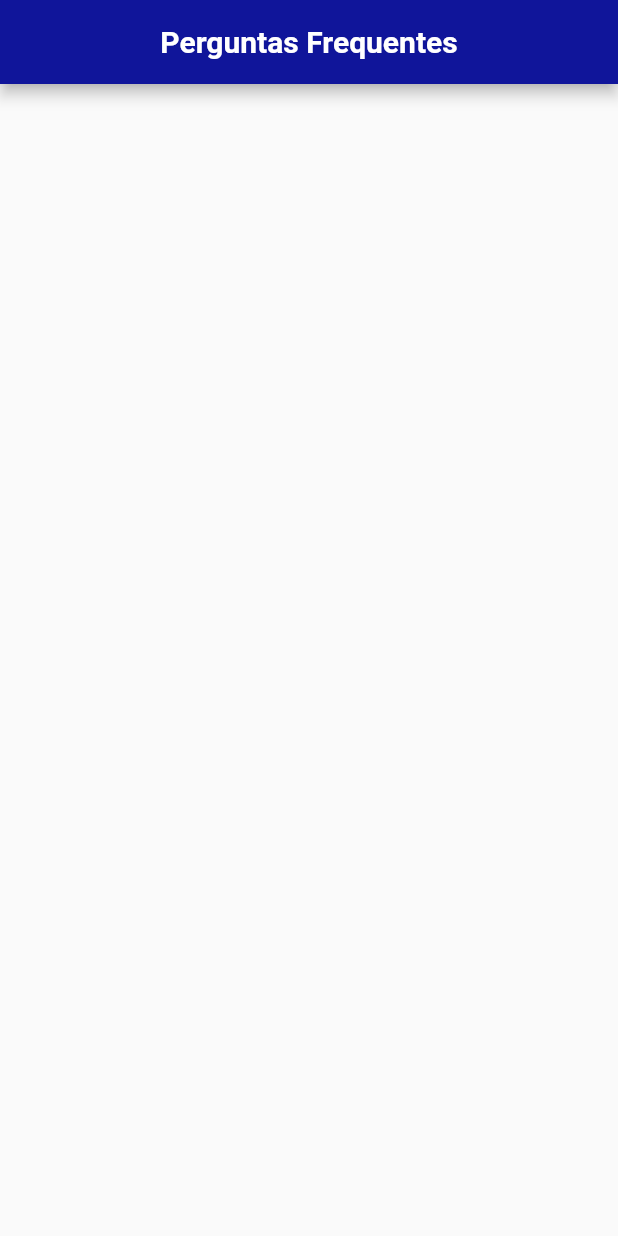
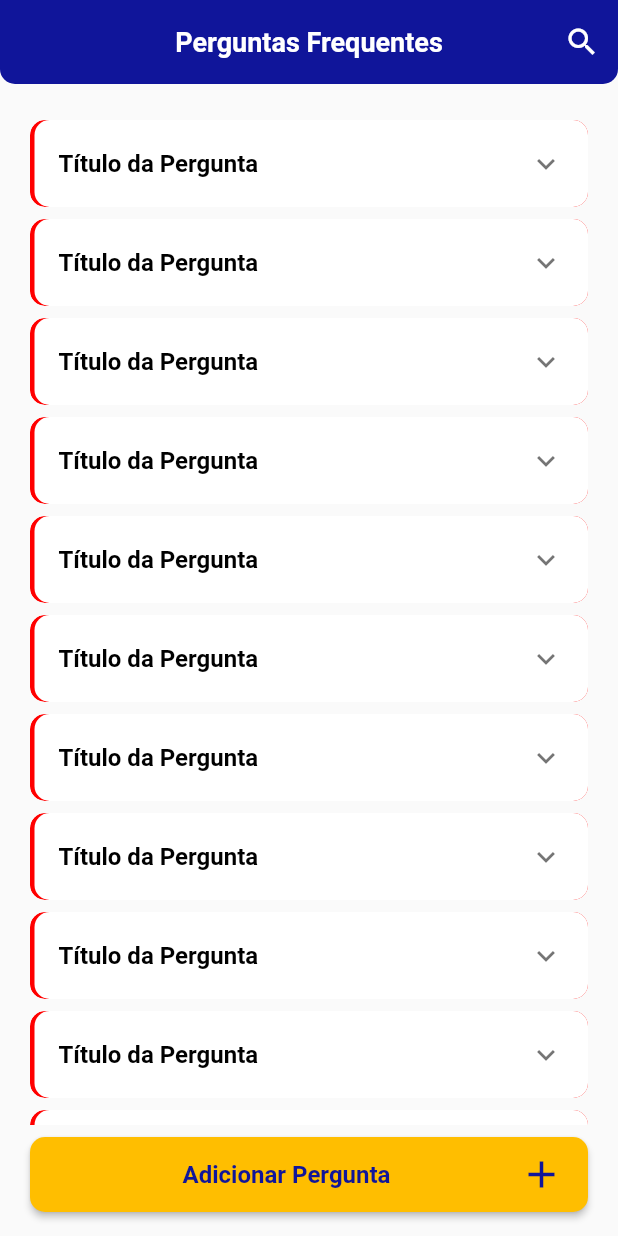
Before and after one commit to julionery/flutter-snowmanlabs-challenge, a Flutter app: the screen it shows after launch, on a phone screen of 412 x 824 dp. Run offline on Flutter 3.47's test engine with Material 2 defaults, Android fonts, the phone set to English and light mode, and no system bars; our stand-ins replace flutter_mobx, flutter_modular, mobx; generated files the repository leaves out were written again.

Commit message:
Finalizando a tela de listagem das questões

```diff
--- a/lang/en.json
+++ b/lang/en.json
@@ -1,5 +1,6 @@
 {
   "home":{
-    "title": "Frequently Asked"
+    "title": "Frequently Asked",
+    "add_button": "Add question"
   }
 }
--- a/lang/pt.json
+++ b/lang/pt.json
@@ -1,5 +1,6 @@
 {
   "home":{
-    "title": "Perguntas Frequentes"
+    "title": "Perguntas Frequentes",
+    "add_button": "Adicionar Pergunta"
   }
 }
--- a/lib/app/core/consts/colors_const.dart
+++ b/lib/app/core/consts/colors_const.dart
@@ -3,6 +3,11 @@ import 'package:flutter/material.dart';
 class ColorsConst {
   final Color _mainColor = const Color(0xFF10159a);
   final Color _secondaryColor = const Color(0xFFffbe00);
+
+  final Color _taskColor1 = const Color(0xFF46c9a7);
+  final Color _taskColor2 = const Color(0xFFff7074);
+  final Color _taskColor3 = const Color(0xFFffbe00);
+  final Color _taskColor4 = const Color(0xFF10159a);
 
   Color mainColor(double opacity) {
     return _mainColor.withOpacity(opacity);
--- /dev/null
+++ b/lib/app/core/consts/theme_const.dart
@@ -0,0 +1,7 @@
+import 'package:flutter/material.dart';
+
+class ThemeConst {
+  static const roundedRectangleBorder = RoundedRectangleBorder(
+      borderRadius: BorderRadius.only(
+          bottomLeft: Radius.circular(10), bottomRight: Radius.circular(10)));
+}
--- a/lib/app/core/theme/app_theme_light.dart
+++ b/lib/app/core/theme/app_theme_light.dart
@@ -7,13 +7,24 @@ class AppThemeLight implements IThemeAppInterface {
   @override
   ThemeData getTheme() {
     return ThemeData(
+      visualDensity: VisualDensity.adaptivePlatformDensity,
       primaryColor: ColorsConst().mainColor(1),
-      visualDensity: VisualDensity.adaptivePlatformDensity,
+      buttonTheme: ButtonThemeData(
+        buttonColor: ColorsConst().secondaryColor(1),
+        shape: const RoundedRectangleBorder(
+          borderRadius: BorderRadius.all(
+            Radius.circular(10.0),
+          ),
+        ),
+      ),
       brightness: Brightness.light,
       accentColor: ColorsConst().mainColor(1),
-      floatingActionButtonTheme: FloatingActionButtonThemeData(
-          backgroundColor: ColorsConst().mainColor(1),
-          foregroundColor: Colors.white),
+      appBarTheme: const AppBarTheme(
+        elevation: 0,
+        centerTitle: true,
+        textTheme: TextTheme(
+            headline6: TextStyle(fontWeight: FontWeight.bold, fontSize: 18)),
+      ),
     );
   }
 
--- /dev/null
+++ b/lib/app/core/utils/app_converters.dart
@@ -0,0 +1,13 @@
+import 'package:flutter/material.dart';
+
+class AppConverters {
+  static Color hexToFlutterColor({String hexColor}) {
+    try {
+      final intColor =
+          int.parse(hexColor.substring(1, 7), radix: 16) + 0xFF000000;
+      return Color(intColor);
+    } catch (e) {
+      return const Color(0xFFFFFFFF);
+    }
+  }
+}
--- /dev/null
+++ b/lib/app/modules/home/components/question_tile.dart
@@ -0,0 +1,54 @@
+import 'package:flutter/material.dart';
+
+class QuestionTile extends StatelessWidget {
+  final String title;
+  final String answer;
+  final Color color;
+
+  const QuestionTile({
+    this.title,
+    this.answer,
+    this.color,
+  });
+
+  @override
+  Widget build(BuildContext context) {
+    return Card(
+      elevation: 0,
+      shape: const RoundedRectangleBorder(
+        borderRadius: BorderRadius.all(
+          Radius.circular(20.0),
+        ),
+      ),
+      child: ClipRRect(
+        borderRadius: BorderRadius.circular(10.0),
+        child: Container(
+          decoration: BoxDecoration(
+            color: color,
+            borderRadius: const BorderRadius.only(
+                topLeft: Radius.circular(10), bottomLeft: Radius.circular(10)),
+          ),
+          child: Container(
+            decoration: const BoxDecoration(
+              color: Colors.white,
+              borderRadius: BorderRadius.only(
+                  topLeft: Radius.circular(10),
+                  bottomLeft: Radius.circular(10)),
+            ),
+            margin: const EdgeInsets.only(left: 3),
+            child: ExpansionTile(
+              title: Text(
+                title,
+                style: const TextStyle(
+                    fontWeight: FontWeight.bold, color: Colors.black),
+              ),
+              childrenPadding:
+                  const EdgeInsets.only(left: 16, right: 16, bottom: 12),
+              children: [Text(answer)],
+            ),
+          ),
+        ),
+      ),
+    );
+  }
+}
--- a/lib/app/modules/home/home_screen.dart
+++ b/lib/app/modules/home/home_screen.dart
@@ -1,19 +1,49 @@
+import 'package:flutter/cupertino.dart';
 import 'package:flutter/material.dart';
 
+import '../../core/consts/theme_const.dart';
 import '../../core/localization/app_translate.dart';
+import '../../core/utils/app_converters.dart';
+import '../../widgets/custom_raised_button.dart';
+import 'components/question_tile.dart';
 
 class HomeScreen extends StatelessWidget {
   @override
   Widget build(BuildContext context) {
     return Scaffold(
       appBar: AppBar(
-        centerTitle: true,
+        shape: ThemeConst.roundedRectangleBorder,
         title: Text(
           AppTranslate(context).text('home.title'),
-          style: const TextStyle(fontWeight: FontWeight.bold),
+        ),
+        actions: [
+          IconButton(
+            icon: const Icon(
+              Icons.search,
+            ),
+            onPressed: () {},
+          ),
+        ],
+      ),
+      bottomNavigationBar: Padding(
+        padding: const EdgeInsets.only(left: 20, right: 20, bottom: 16, top: 8),
+        child: CustomRaisedButton(
+          text: AppTranslate(context).text('home.add_button'),
+          iconData: Icons.add,
+          onPressed: () {},
         ),
       ),
-      body: Container(),
+      body: ListView.builder(
+          padding: const EdgeInsets.symmetric(horizontal: 16, vertical: 20),
+          itemCount: 30,
+          itemBuilder: (_, index) {
+            return QuestionTile(
+              title: "Título da Pergunta",
+              color: AppConverters.hexToFlutterColor(hexColor: "#ff0000"),
+              answer:
+                  "Mussum Ipsum, cacilds vidis litro abertis. Não sou faixa preta cumpadi, sou preto inteiris, inteiris. Si u mundo tá muito paradis? Toma um mé que o mundo vai girarzis! Praesent malesuada urna nisi, quis volutpat erat hendrerit non. Nam vulputate dapibus. Vehicula non. Ut sed ex eros. Vivamus sit amet nibh non tellus tristique interdum.",
+            );
+          }),
     );
   }
 }
--- /dev/null
+++ b/lib/app/widgets/custom_raised_button.dart
@@ -0,0 +1,39 @@
+import 'package:flutter/material.dart';
+
+class CustomRaisedButton extends StatelessWidget {
+  final String text;
+  final IconData iconData;
+  final Function() onPressed;
+
+  const CustomRaisedButton({this.text, this.iconData, this.onPressed});
+
+  @override
+  Widget build(BuildContext context) {
+    return SizedBox(
+      height: 50,
+      child: RaisedButton(
+        onPressed: onPressed,
+        child: Row(
+          mainAxisAlignment: MainAxisAlignment.spaceBetween,
+          children: [
+            Expanded(
+              child: Text(
+                text,
+                textAlign: TextAlign.center,
+                style: TextStyle(
+                    color: Theme.of(context).primaryColor,
+                    fontWeight: FontWeight.bold,
+                    fontSize: 16),
+              ),
+            ),
+            Icon(
+              iconData,
+              size: 30,
+              color: Theme.of(context).primaryColor,
+            )
+          ],
+        ),
+      ),
+    );
+  }
+}
```
